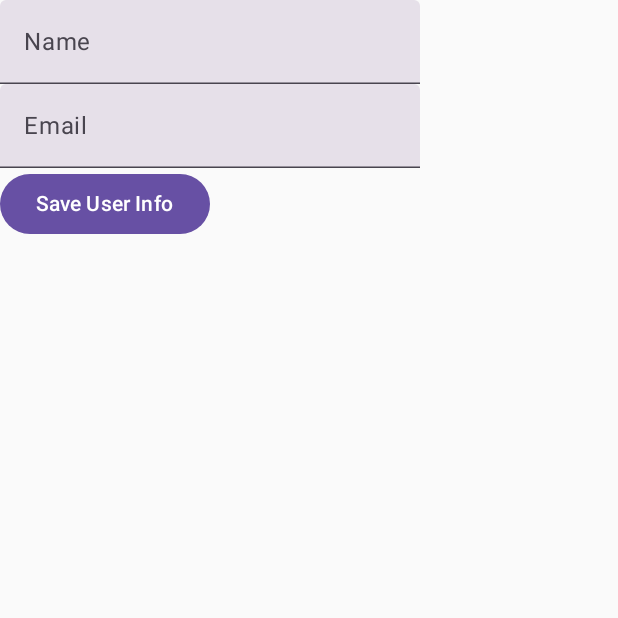
After one commit to KDT-SIX-EYE/fitsync, an Android app built with Jetpack Compose: the MainActivity2 screen opened directly, with no data from a screen before it, on a phone screen of 412 x 824 dp, the top half of it. The commit adds this screen. Run offline under Robolectric (Android 15) with nearby library versions, the phone set to English and light mode, and no system bars; our stand-ins replace Firebase (no records; nobody signed in at launch, a user with empty details on screens opened directly).

Commit message:
add MainActivity2 edit Membership

```diff
--- a/app/build.gradle.kts
+++ b/app/build.gradle.kts
@@ -67,6 +67,7 @@ dependencies {
     implementation("androidx.constraintlayout:constraintlayout:2.1.4")
     implementation("com.google.firebase:firebase-firestore-ktx:24.7.0")
     implementation("androidx.compose.foundation:foundation-android:1.5.0")
+    implementation("com.google.firebase:firebase-database-ktx:20.2.2")
     testImplementation("junit:junit:4.13.2")
     androidTestImplementation("androidx.test.ext:junit:1.1.5")
     androidTestImplementation("androidx.test.espresso:espresso-core:3.5.1")
--- a/app/src/main/AndroidManifest.xml
+++ b/app/src/main/AndroidManifest.xml
@@ -15,6 +15,9 @@
         android:theme="@style/Theme.FitSync"
         tools:targetApi="31">
         <activity
+            android:name=".MainActivity2"
+            android:exported="false" />
+        <activity
             android:name=".MemberProfile"
             android:exported="false" />
         <activity
@@ -25,6 +28,9 @@
             android:exported="false" />
         <activity
             android:name=".LoginActivity"
+            android:exported="false" />
+        <activity
+            android:name=".MessengerActivity"
             android:exported="false" />
         <activity
             android:name=".MainActivity"
--- /dev/null
+++ b/app/src/main/java/com/example/fitsync/MainActivity2.kt
@@ -0,0 +1,71 @@
+package com.example.fitsync
+
+import android.os.Bundle
+import androidx.activity.ComponentActivity
+import androidx.activity.compose.setContent
+import androidx.compose.foundation.layout.Column
+import androidx.compose.material3.Button
+import androidx.compose.material3.ExperimentalMaterial3Api
+import androidx.compose.material3.Text
+import androidx.compose.material3.TextField
+import androidx.compose.runtime.Composable
+import androidx.compose.runtime.getValue
+import androidx.compose.runtime.mutableStateOf
+import androidx.compose.runtime.remember
+import androidx.compose.runtime.setValue
+import com.google.firebase.auth.FirebaseAuth
+import com.google.firebase.database.DatabaseReference
+import com.google.firebase.database.FirebaseDatabase
+import com.google.firebase.database.ktx.database
+import com.google.firebase.ktx.Firebase
+
+class MainActivity2 : ComponentActivity() {
+    private lateinit var auth: FirebaseAuth
+    private lateinit var database: DatabaseReference
+
+    override fun onCreate(savedInstanceState: Bundle?) {
+        super.onCreate(savedInstanceState)
+
+        auth = FirebaseAuth.getInstance()
+        database = Firebase.database.reference
+
+        setContent {
+            UserInformationScreen()
+        }
+    }
+}
+
+@OptIn(ExperimentalMaterial3Api::class)
+@Composable
+fun UserInformationScreen() {
+    var name by remember { mutableStateOf("") }
+    var email by remember { mutableStateOf("") }
+
+    val user = FirebaseAuth.getInstance().currentUser
+    val userId = user?.uid
+
+    Column {
+        TextField(
+            value = name,
+            onValueChange = { newName -> name = newName },
+            label = { Text("Name") }
+        )
+        TextField(
+            value = email,
+            onValueChange = { newEmail -> email = newEmail },
+            label = { Text("Email") }
+        )
+
+        // Save user information to Firebase Realtime Database
+        Button(onClick = { saveUserInfoToDatabase(userId, name, email) }) {
+            Text("Save User Info")
+        }
+    }
+}
+fun saveUserInfoToDatabase(userId: String?, name: String, email: String) {
+    if (userId != null) {
+        val userRef = FirebaseDatabase.getInstance().reference.child("users").child(userId)
+        userRef.child("name").setValue(name)
+        userRef.child("email").setValue(email)
+    }
+}
```
Also changed, not shown: app/src/main/java/com/example/fitsync/MainActivity.kt (+12 -0 lines), app/src/main/java/com/example/fitsync/Membership.kt (+11 -1 lines), app/src/main/java/com/example/fitsync/Message.kt (added, +9 -0 lines), app/src/main/java/com/example/fitsync/MessengerActivity.kt (added, +269 -0 lines), app/src/main/res/layout/activity_auth_list.xml (added, +9 -0 lines), app/src/main/res/layout/activity_main.xml (added, +9 -0 lines), app/src/main/res/layout/activity_main2.xml (added, +9 -0 lines).
